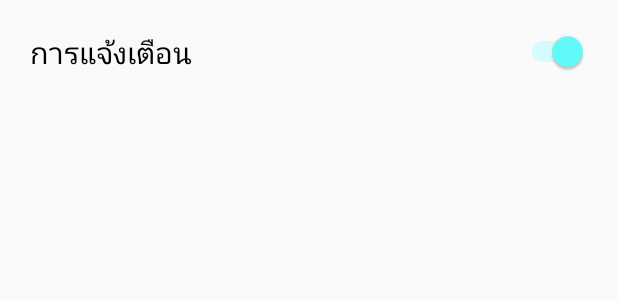
After one commit to roqpor/APlus, an Android app: the layout fragment_setting.xml on its own in the app's theme, with its tools: preview values and no code run, on a phone screen of 412 x 824 dp. The commit adds this screen. Shown: the top 300 px of the screen. Run offline under Robolectric (Android 15) with nearby library versions, the phone set to English and light mode, and no system bars.

Commit message:
create SettingFragment

```diff
--- a/PillReminder/app/src/main/java/com/aplus/pillreminder/receiver/AlarmNotificationReceiver.java
+++ b/PillReminder/app/src/main/java/com/aplus/pillreminder/receiver/AlarmNotificationReceiver.java
@@ -14,6 +14,7 @@ import android.support.annotation.RequiresApi;
 import android.support.v4.app.NotificationCompat;
 import android.widget.Toast;
 
+import com.aplus.pillreminder.GlobalVariable;
 import com.aplus.pillreminder.R;
 import com.aplus.pillreminder.model.Pill;
 
@@ -73,6 +74,8 @@ public class AlarmNotificationReceiver extends BroadcastReceiver {
             e.printStackTrace();
         }
 
-        notificationManager.notify(uniqueId, notification);
+        if(GlobalVariable.getIsEnabled(context)) {
+            notificationManager.notify(uniqueId, notification);
+        }
     }
 }
--- a/PillReminder/app/src/main/res/layout/activity_show_eat_log.xml
+++ b/PillReminder/app/src/main/res/layout/activity_show_eat_log.xml
@@ -1,9 +1,10 @@
 <?xml version="1.0" encoding="utf-8"?>
-<android.support.constraint.ConstraintLayout xmlns:android="http://schemas.android.com/apk/res/android"
+<LinearLayout xmlns:android="http://schemas.android.com/apk/res/android"
     xmlns:app="http://schemas.android.com/apk/res-auto"
     xmlns:tools="http://schemas.android.com/tools"
     android:layout_width="match_parent"
     android:layout_height="match_parent"
+    android:orientation="vertical"
     tools:context="com.aplus.pillreminder.activity.ShowEatLogActivity">
 
-</android.support.constraint.ConstraintLayout>
+</LinearLayout>
--- /dev/null
+++ b/PillReminder/app/src/main/res/layout/fragment_setting.xml
@@ -0,0 +1,26 @@
+<LinearLayout xmlns:android="http://schemas.android.com/apk/res/android"
+    xmlns:tools="http://schemas.android.com/tools"
+    android:layout_width="match_parent"
+    android:layout_height="match_parent"
+    android:orientation="vertical"
+    tools:context="com.aplus.pillreminder.fragment.SettingFragment">
+
+    <LinearLayout
+        android:layout_width="match_parent"
+        android:layout_height="wrap_content"
+        android:orientation="horizontal"
+        android:layout_margin="20dp">
+
+        <Switch
+            android:id="@+id/sw_setting_notification"
+            android:layout_width="match_parent"
+            android:layout_height="match_parent"
+            android:text="@string/notification"
+            android:textSize="20sp"
+            android:checked="true"
+            android:textOff="@string/on"
+            android:textOn="@string/off"/>
+
+    </LinearLayout>
+
+</LinearLayout>
--- a/PillReminder/app/src/main/res/values/strings.xml
+++ b/PillReminder/app/src/main/res/values/strings.xml
@@ -14,4 +14,7 @@
     <string name="afternoon">กลางวัน</string>
     <string name="evening">เย็น</string>
     <string name="night">ค่ำ</string>
+    <string name="notification">การแจ้งเตือน</string>
+    <string name="on">เปิด</string>
+    <string name="off">ปิด</string>
 </resources>
```
Also changed, not shown: PillReminder/app/src/main/java/com/aplus/pillreminder/GlobalVariable.java (added, +33 -0 lines), PillReminder/app/src/main/java/com/aplus/pillreminder/activity/MainActivity.java (+13 -0 lines), PillReminder/app/src/main/java/com/aplus/pillreminder/fragment/ReportFragment.java (+14 -1 lines), PillReminder/app/src/main/java/com/aplus/pillreminder/fragment/SettingFragment.java (added, +70 -0 lines), PillReminder/app/src/main/java/com/aplus/pillreminder/fragment/ShowEatLogDialog.java (added, +15 -0 lines).
